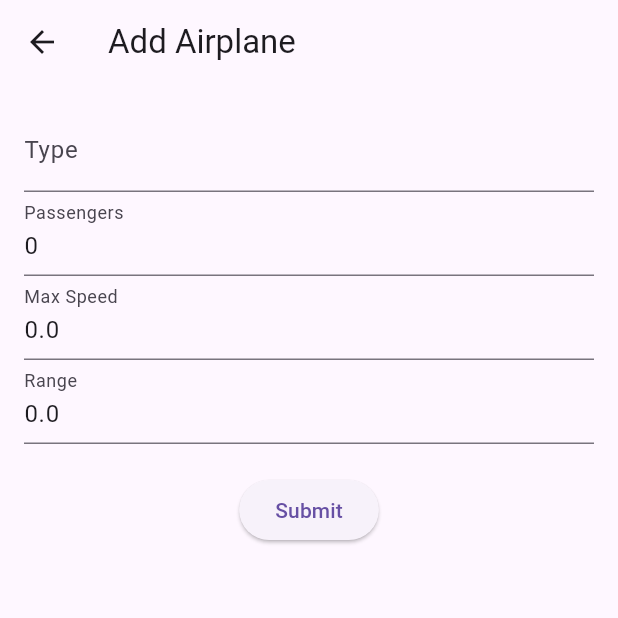
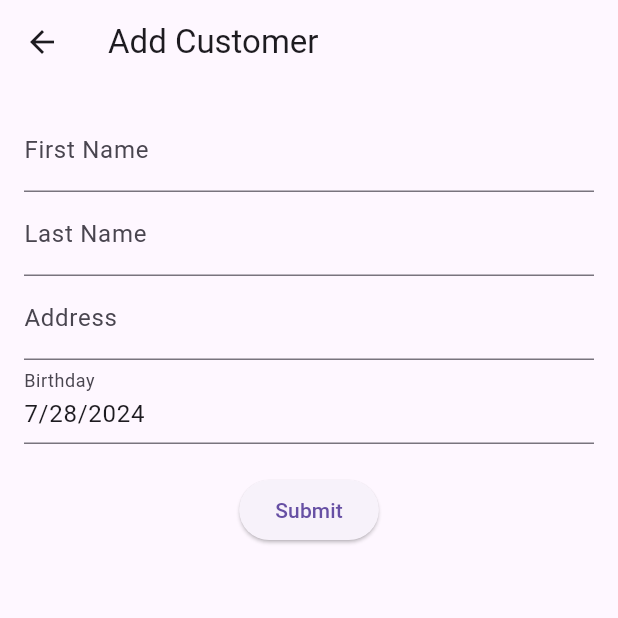
Before and after one commit to ideniska/CST2335_Final_Project, a Flutter app: the screen it shows after launch, after a tap on the "add" icon, on a phone screen of 412 x 824 dp, the top half of it. Run offline on Flutter 3.47's test engine with Material 3 defaults, Android fonts, the phone set to English and light mode, and no system bars; our stand-ins replace shared_preferences, sqflite; accounts and stored records are empty.

Commit message:
Added customer functionality, added database methods on helper.dart

```diff
--- a/lib/helpers/database_helper.dart
+++ b/lib/helpers/database_helper.dart
@@ -1,6 +1,7 @@
 import 'package:path/path.dart';
 import 'package:sqflite/sqflite.dart';
 import '../models/airplane.dart';
+import '../models/customer.dart';
 
 class DatabaseHelper {
   static final DatabaseHelper _instance = DatabaseHelper._internal();
@@ -24,6 +25,9 @@ class DatabaseHelper {
     await db.execute(
       'CREATE TABLE airplanes(id INTEGER PRIMARY KEY, type TEXT, passengers INTEGER, maxSpeed REAL, range REAL)',
     );
+    await db.execute(
+      'CREATE TABLE customers(id INTEGER PRIMARY KEY, firstName TEXT, lastName TEXT, address TEXT, birthday TEXT)',
+    );
   }
 
   Future<int> insertAirplane(Airplane airplane) async {
@@ -46,4 +50,25 @@ class DatabaseHelper {
     Database db = await database;
     return await db.delete('airplanes', where: 'id = ?', whereArgs: [id]);
   }
+
+  Future<int> insertCustomer(Customer customer) async {
+    Database db = await database;
+    return await db.insert('customers', customer.toMap());
+  }
+
+  Future<List<Customer>> getCustomers() async {
+    Database db = await database;
+    final List<Map<String, dynamic>> maps = await db.query('customers');
+    return List.generate(maps.length, (i) => Customer.fromMap(maps[i]));
+  }
+
+  Future<int> updateCustomer(Customer customer) async {
+    Database db = await database;
+    return await db.update('customers', customer.toMap(), where: 'id = ?', whereArgs: [customer.id]);
+  }
+
+  Future<int> deleteCustomer(int id) async {
+    Database db = await database;
+    return await db.delete('customers', where: 'id = ?', whereArgs: [id]);
+  }
 }
--- a/lib/main.dart
+++ b/lib/main.dart
@@ -1,3 +1,5 @@
+import 'package:airplane_list/providers/customer_provider.dart';
+import 'package:airplane_list/screens/customer_list_screen.dart';
 import 'package:flutter/material.dart';
 import 'package:provider/provider.dart';
 import 'package:flutter_localizations/flutter_localizations.dart';
@@ -16,6 +18,8 @@ void main() {
         ChangeNotifierProvider(create: (context) => AirplaneProvider()),
         // Provide LocaleProvider for managing app locale
         ChangeNotifierProvider(create: (context) => LocaleProvider()),
+        // Provide CustomerProvider for managing customer data
+        ChangeNotifierProvider(create: (context) => CustomerProvider()),
       ],
       child: MyApp(),
     ),
@@ -48,7 +52,7 @@ class MyApp extends StatelessWidget {
         GlobalCupertinoLocalizations.delegate,
       ],
       // Set the home screen of the application
-      home: AirplaneListScreen(),
+      home: CustomerListScreen(),
       debugShowCheckedModeBanner: false,
     );
   }
--- /dev/null
+++ b/lib/models/customer.dart
@@ -0,0 +1,29 @@
+class Customer {
+  final int? id;
+  final String firstName;
+  final String lastName;
+  final String address;
+  final DateTime birthday;
+
+  Customer({this.id, required this.firstName, required this.lastName, required this.address, required this.birthday});
+
+  Map<String, dynamic> toMap() {
+    return {
+      'id': id,
+      'firstName': firstName,
+      'lastName': lastName,
+      'address': address,
+      'birthday': birthday.toIso8601String(),
+    };
+  }
+
+  factory Customer.fromMap(Map<String, dynamic> map) {
+    return Customer(
+      id: map['id'],
+      firstName: map['firstName'],
+      lastName: map['lastName'],
+      address: map['address'],
+      birthday: DateTime.parse(map['birthday']),
+    );
+  }
+}
--- /dev/null
+++ b/lib/providers/customer_provider.dart
@@ -0,0 +1,28 @@
+import 'package:flutter/material.dart';
+import '../helpers/database_helper.dart';
+import '../models/customer.dart';
+
+class CustomerProvider with ChangeNotifier {
+  List<Customer> customers = [];
+  final dbHelper = DatabaseHelper();
+
+  Future<void> loadCustomers() async {
+    customers = await dbHelper.getCustomers();
+    notifyListeners();
+  }
+
+  Future<void> addCustomer(Customer customer) async {
+    await dbHelper.insertCustomer(customer);
+    await loadCustomers();
+  }
+
+  Future<void> updateCustomer(Customer customer) async {
+    await dbHelper.updateCustomer(customer);
+    await loadCustomers();
+  }
+
+  Future<void> deleteCustomer(int id) async {
+    await dbHelper.deleteCustomer(id);
+    await loadCustomers();
+  }
+}
--- /dev/null
+++ b/lib/screens/customer_form_screen.dart
@@ -0,0 +1,224 @@
+import 'package:flutter/material.dart';
+import 'package:provider/provider.dart';
+import 'package:shared_preferences/shared_preferences.dart';
+import '../models/customer.dart';
+import '../providers/customer_provider.dart';
+import 'package:intl/intl.dart'; // For formatting the date
+
+class CustomerFormScreen extends StatefulWidget {
+  final Customer? customer;
+
+  CustomerFormScreen({this.customer});
+
+  @override
+  _CustomerFormScreenState createState() => _CustomerFormScreenState();
+}
+
+class _CustomerFormScreenState extends State<CustomerFormScreen> {
+  final _formKey = GlobalKey<FormState>();
+  late String firstName;
+  late String lastName;
+  late String address;
+  late DateTime birthday;
+  late TextEditingController _firstNameController;
+  late TextEditingController _lastNameController;
+  late TextEditingController _addressController;
+  late TextEditingController _birthdayController;
+
+  @override
+  void initState() {
+    super.initState();
+    if (widget.customer != null) {
+      firstName = widget.customer!.firstName;
+      lastName = widget.customer!.lastName;
+      address = widget.customer!.address;
+      birthday = widget.customer!.birthday;
+    } else {
+      firstName = '';
+      lastName = '';
+      address = '';
+      birthday = DateTime.now();
+      _promptUsePreviousData();
+    }
+    _firstNameController = TextEditingController(text: firstName);
+    _lastNameController = TextEditingController(text: lastName);
+    _addressController = TextEditingController(text: address);
+    _birthdayController = TextEditingController(text: DateFormat.yMd().format(birthday));
+  }
+
+  @override
+  void dispose() {
+    _firstNameController.dispose();
+    _lastNameController.dispose();
+    _addressController.dispose();
+    _birthdayController.dispose();
+    super.dispose();
+  }
+
+  Future<void> _promptUsePreviousData() async {
+    final prefs = await SharedPreferences.getInstance();
+    if (prefs.containsKey('firstName')) {
+      bool useData = await showDialog(
+        context: context,
+        builder: (context) => AlertDialog(
+          title: Text('Use previous customer data?'),
+          content: Text('Do you want to reuse the data of the last customer you entered?'),
+          actions: [
+            TextButton(
+              onPressed: () => Navigator.of(context).pop(false),
+              child: Text('No'),
+            ),
+            TextButton(
+              onPressed: () => Navigator.of(context).pop(true),
+              child: Text('Yes'),
+            ),
+          ],
+        ),
+      );
+
+      if (useData) {
+        setState(() {
+          firstName = prefs.getString('firstName') ?? '';
+          lastName = prefs.getString('lastName') ?? '';
+          address = prefs.getString('address') ?? '';
+          birthday = DateTime.parse(prefs.getString('birthday') ?? DateTime.now().toString());
+          _firstNameController.text = firstName;
+          _lastNameController.text = lastName;
+          _addressController.text = address;
+          _birthdayController.text = DateFormat.yMd().format(birthday);
+        });
+      }
+    }
+  }
+
+  Future<void> _saveCustomerData(Customer customer) async {
+    final prefs = await SharedPreferences.getInstance();
+    await prefs.setString('firstName', customer.firstName);
+    await prefs.setString('lastName', customer.lastName);
+    await prefs.setString('address', customer.address);
+    await prefs.setString('birthday', customer.birthday.toIso8601String());
+  }
+
+  @override
+  Widget build(BuildContext context) {
+    final isEditing = widget.customer != null;
+
+    return Scaffold(
+      appBar: AppBar(
+        title: Text(isEditing ? 'Edit Customer' : 'Add Customer'),
+      ),
+      body: Padding(
+        padding: EdgeInsets.all(16.0),
+        child: Form(
+          key: _formKey,
+          child: Column(
+            children: [
+              TextFormField(
+                controller: _firstNameController,
+                decoration: InputDecoration(labelText: 'First Name'),
+                validator: (value) => value!.isEmpty ? 'Please enter a first name' : null,
+                onSaved: (value) => firstName = value!,
+              ),
+              TextFormField(
+                controller: _lastNameController,
+                decoration: InputDecoration(labelText: 'Last Name'),
+                validator: (value) => value!.isEmpty ? 'Please enter a last name' : null,
+                onSaved: (value) => lastName = value!,
+              ),
+              TextFormField(
+                controller: _addressController,
+                decoration: InputDecoration(labelText: 'Address'),
+                validator: (value) => value!.isEmpty ? 'Please enter an address' : null,
+                onSaved: (value) => address = value!,
+              ),
+              GestureDetector(
+                onTap: () async {
+                  DateTime? pickedDate = await showDatePicker(
+                    context: context,
+                    initialDate: birthday,
+                    firstDate: DateTime(1900),
+                    lastDate: DateTime(2101),
+                  );
+                  if (pickedDate != null && pickedDate != birthday)
+                    setState(() {
+                      birthday = pickedDate;
+                      _birthdayController.text = DateFormat.yMd().format(birthday);
+                    });
+                },
+                child: AbsorbPointer(
+                  child: TextFormField(
+                    controller: _birthdayController,
+                    decoration: InputDecoration(
+                      labelText: 'Birthday',
+                      hintText: DateFormat.yMd().format(birthday),
+                    ),
+                    validator: (value) => value!.isEmpty ? 'Please enter a birthday' : null,
+                    onSaved: (value) => birthday = DateFormat.yMd().parse(_birthdayController.text),
+                  ),
+                ),
+              ),
+              SizedBox(height: 20),
+              Row(
+                mainAxisAlignment: MainAxisAlignment.spaceAround,
+                children: [
+                  if (isEditing) ...[
+                    ElevatedButton(
+                      onPressed: _updateCustomer,
+                      child: Text('Update'),
+                    ),
+                    ElevatedButton(
+                      onPressed: _deleteCustomer,
+                      child: Text('Delete'),
+                      style: ElevatedButton.styleFrom(backgroundColor: Colors.red),
+                    ),
+                  ],
+                  if (!isEditing)
+                    ElevatedButton(
+                      onPressed: _submitCustomer,
+                      child: Text('Submit'),
+                    ),
+                ],
+              ),
+            ],
+          ),
+        ),
+      ),
+    );
+  }
+
+  void _submitCustomer() async {
+    if (_formKey.currentState!.validate()) {
+      _formKey.currentState!.save();
+      final newCustomer = Customer(
+        firstName: firstName,
+        lastName: lastName,
+        address: address,
+        birthday: birthday,
+      );
+      await Provider.of<CustomerProvider>(context, listen: false).addCustomer(newCustomer);
+      await _saveCustomerData(newCustomer);
+      Navigator.of(context).pop();
+    }
+  }
+
+  void _updateCustomer() async {
+    if (_formKey.currentState!.validate()) {
+      _formKey.currentState!.save();
+      final updatedCustomer = Customer(
+        id: widget.customer!.id,
+        firstName: firstName,
+        lastName: lastName,
+        address: address,
+        birthday: birthday,
+      );
+      await Provider.of<CustomerProvider>(context, listen: false).updateCustomer(updatedCustomer);
+      await _saveCustomerData(updatedCustomer);
+      Navigator.of(context).pop();
+    }
+  }
+
+  void _deleteCustomer() async {
+    await Provider.of<CustomerProvider>(context, listen: false).deleteCustomer(widget.customer!.id!);
+    Navigator.of(context).pop();
+  }
+}
--- /dev/null
+++ b/lib/screens/customer_list_screen.dart
@@ -0,0 +1,45 @@
+import 'package:flutter/material.dart';
+import 'package:provider/provider.dart';
+import '../providers/customer_provider.dart';
+import 'customer_form_screen.dart';
+import '../models/customer.dart';
+
+class CustomerListScreen extends StatelessWidget {
+  @override
+  Widget build(BuildContext context) {
+    final customerProvider = Provider.of<CustomerProvider>(context);
+
+    return Scaffold(
+      appBar: AppBar(
+        title: Text('Customers'),
+      ),
+      body: ListView.builder(
+        itemCount: customerProvider.customers.length,
+        itemBuilder: (context, index) {
+          final customer = customerProvider.customers[index];
+          return ListTile(
+            title: Text('${customer.firstName} ${customer.lastName}'),
+            subtitle: Text(customer.address),
+            onTap: () {
+              Navigator.push(
+                context,
+                MaterialPageRoute(
+                  builder: (context) => CustomerFormScreen(customer: customer),
+                ),
+              );
+            },
+          );
+        },
+      ),
+      floatingActionButton: FloatingActionButton(
+        onPressed: () {
+          Navigator.push(
+            context,
+            MaterialPageRoute(builder: (context) => CustomerFormScreen()),
+          );
+        },
+        child: Icon(Icons.add),
+      ),
+    );
+  }
+}
```
